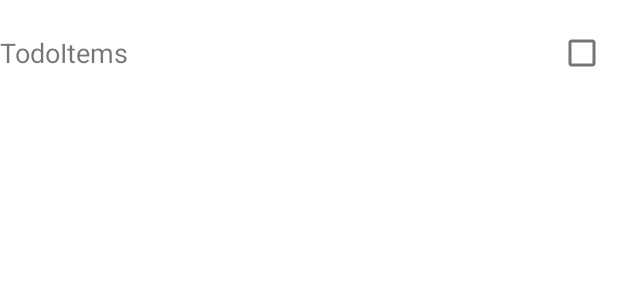
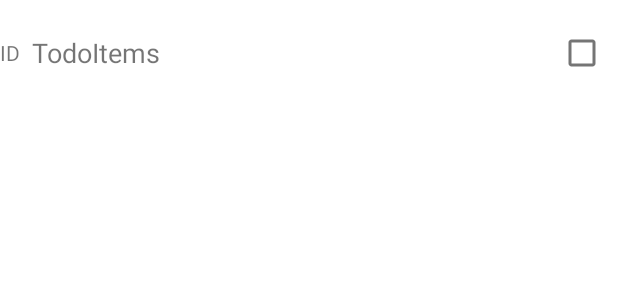
Before and after one commit to kanybekoov/TodosOnline, an Android app: the layout item_todo.xml on its own in the app's theme, with its tools: preview values and no code run, on a phone screen of 412 x 824 dp. Shown: the top 300 px of the screen. Run offline under Robolectric (Android 15) with nearby library versions, the phone set to English and light mode, and no system bars.

Commit message:
Add Id of every item in RecyclerView

```diff
--- a/app/src/main/java/com/example/todosonline/TodoAdapter.kt
+++ b/app/src/main/java/com/example/todosonline/TodoAdapter.kt
@@ -42,6 +42,7 @@ class TodoAdapter : RecyclerView.Adapter<TodoAdapter.TodoViewHolder>() {
         holder.binding.apply {
             val todo = todos[position]
             tvTitle.text = todo.title
+            tvId.text = todo.id.toString()
             chBoxView.isChecked = todo.completed
         }
     }
--- a/app/src/main/res/layout/item_todo.xml
+++ b/app/src/main/res/layout/item_todo.xml
@@ -4,6 +4,17 @@
     xmlns:tools="http://schemas.android.com/tools"
     android:layout_width="match_parent"
     android:layout_height="70dp">
+
+    <TextView
+        android:id="@+id/tvId"
+        android:layout_width="wrap_content"
+        android:layout_height="wrap_content"
+        android:paddingRight="8dp"
+        android:text="ID"
+        android:textSize="14sp"
+        app:layout_constraintBottom_toBottomOf="@+id/tvTitle"
+        app:layout_constraintStart_toStartOf="parent"
+        app:layout_constraintTop_toTopOf="@+id/tvTitle" />
 
     <TextView
         android:id="@+id/tvTitle"
@@ -13,7 +24,7 @@
         android:textSize="18sp"
         app:layout_constraintBottom_toBottomOf="parent"
         app:layout_constraintEnd_toStartOf="@+id/chBoxView"
-        app:layout_constraintStart_toStartOf="parent"
+        app:layout_constraintStart_toEndOf="@+id/tvId"
         app:layout_constraintTop_toTopOf="parent"
         tools:text="TodoItems" />
 
--- a/app/src/main/res/mipmap-anydpi-v26/ic_launcher.xml
+++ b/app/src/main/res/mipmap-anydpi-v26/ic_launcher.xml
@@ -1,5 +1,5 @@
 <?xml version="1.0" encoding="utf-8"?>
 <adaptive-icon xmlns:android="http://schemas.android.com/apk/res/android">
-    <background android:drawable="@drawable/ic_launcher_background" />
-    <foreground android:drawable="@drawable/ic_launcher_foreground" />
+    <background android:drawable="@color/ic_launcher_background"/>
+    <foreground android:drawable="@mipmap/ic_launcher_foreground"/>
 </adaptive-icon>
--- a/app/src/main/res/mipmap-anydpi-v26/ic_launcher_round.xml
+++ b/app/src/main/res/mipmap-anydpi-v26/ic_launcher_round.xml
@@ -1,5 +1,5 @@
 <?xml version="1.0" encoding="utf-8"?>
 <adaptive-icon xmlns:android="http://schemas.android.com/apk/res/android">
-    <background android:drawable="@drawable/ic_launcher_background" />
-    <foreground android:drawable="@drawable/ic_launcher_foreground" />
+    <background android:drawable="@color/ic_launcher_background"/>
+    <foreground android:drawable="@mipmap/ic_launcher_foreground"/>
 </adaptive-icon>
```
Also changed, not shown: app/src/main/res/mipmap-hdpi/ic_launcher.png, app/src/main/res/mipmap-hdpi/ic_launcher_round.png, app/src/main/res/mipmap-mdpi/ic_launcher.png, app/src/main/res/mipmap-mdpi/ic_launcher_round.png, app/src/main/res/mipmap-xhdpi/ic_launcher.png, app/src/main/res/mipmap-xhdpi/ic_launcher_round.png, app/src/main/res/mipmap-xxhdpi/ic_launcher.png, app/src/main/res/mipmap-xxhdpi/ic_launcher_round.png, app/src/main/res/mipmap-xxxhdpi/ic_launcher.png, app/src/main/res/mipmap-xxxhdpi/ic_launcher_round.png.
